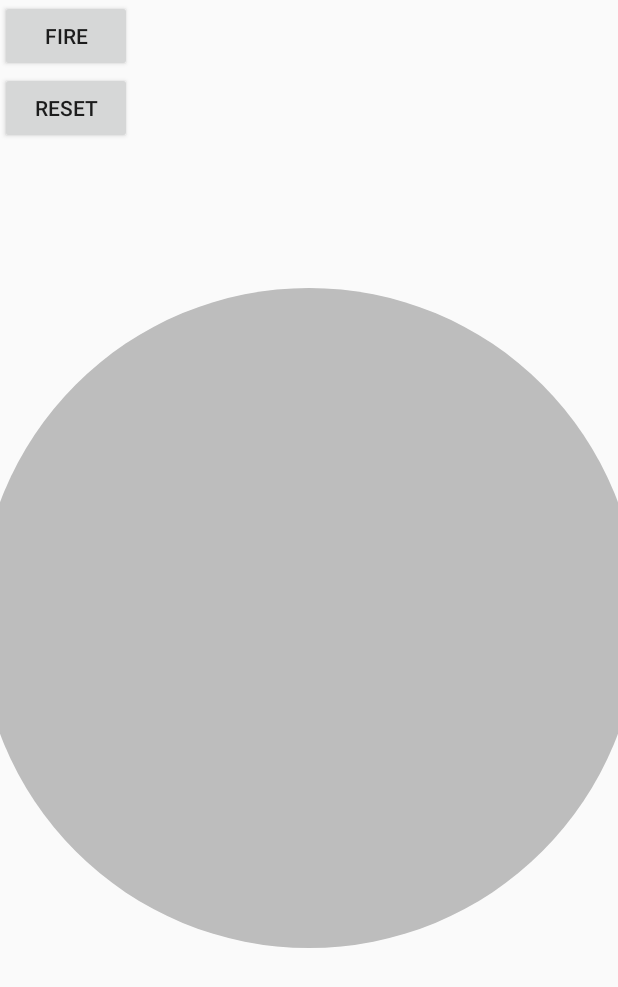
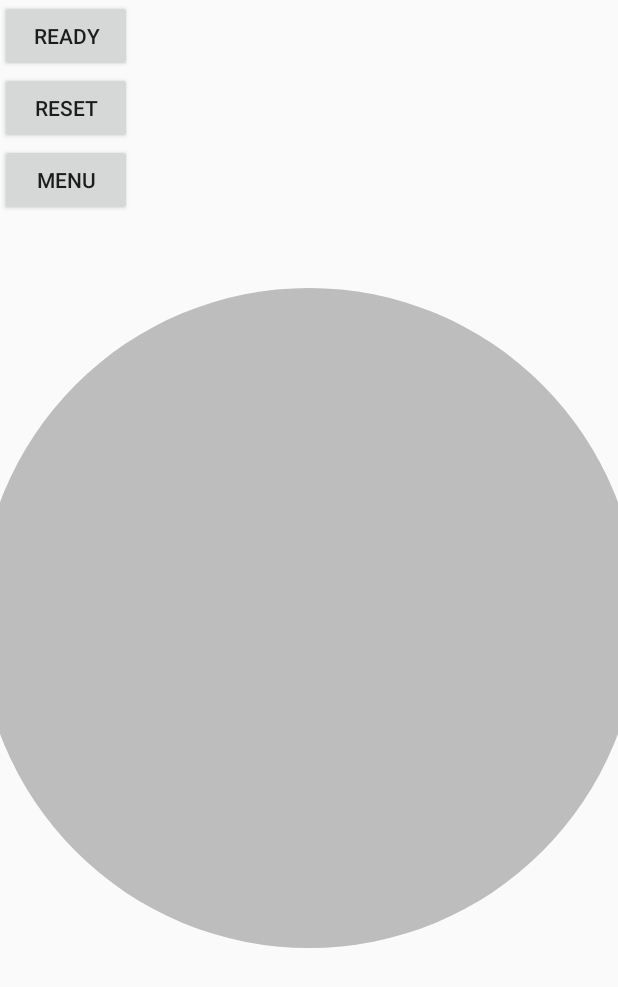
Before and after one commit to stealmyhousekey/bruhssianroulette, an Android app: the layout activity_main.xml on its own in the app's theme, with its tools: preview values and no code run, on a phone screen of 412 x 824 dp. Shown: the top 987 px of the screen. Run offline under Robolectric (Android 15) with nearby library versions, the phone set to English and light mode, and no system bars.

Commit message:
pre-kotlin update

```diff
--- a/BRUH/build.gradle
+++ b/BRUH/build.gradle
@@ -18,7 +18,8 @@ android {
     }
 }
 dependencies {
+    implementation 'com.android.support.constraint:constraint-layout:1.1.3'
     compile fileTree(include: ['*.jar'], dir: 'libs')
-    compile 'com.android.support:appcompat-v7:25.4.0'
+    implementation 'com.android.support:appcompat-v7:25.4.0'
     compile project(':WheelViewLib')
 }
--- a/BRUH/src/main/res/layout/activity_main.xml
+++ b/BRUH/src/main/res/layout/activity_main.xml
@@ -23,7 +23,7 @@
         android:id="@+id/fire_button"
         android:layout_width="wrap_content"
         android:layout_height="wrap_content"
-        android:text="FIRE" />
+        android:text="READY" />
 
     <Button
         android:id="@+id/reset_button"
@@ -32,5 +32,12 @@
         android:layout_below="@id/fire_button"
         android:text="RESET" />
 
+    <Button
+        android:id="@+id/menu_button"
+        android:layout_width="wrap_content"
+        android:layout_height="wrap_content"
+        android:layout_below="@id/reset_button"
+        android:text="MENU" />
+
 
 </RelativeLayout>
--- a/BRUH/src/main/res/values/styles.xml
+++ b/BRUH/src/main/res/values/styles.xml
@@ -1,7 +1,7 @@
 <resources>
 
     <!-- Base application theme. -->
-    <style name="AppTheme" parent="Theme.AppCompat.Light.DarkActionBar">
+    <style name="AppTheme" parent="Theme.AppCompat.Light.NoActionBar">
         <!-- Customize your theme here. -->
     </style>
 
```
Also changed, not shown: BRUH/src/main/AndroidManifest.xml (+6 -4 lines), BRUH/src/main/java/com/stelmo/brtest/MainActivity.java (+13 -0 lines), BRUH/src/main/java/com/stelmo/brtest/MenuActivity.java (added, +32 -0 lines), BRUH/src/main/res/layout/activity_menu.xml (added, +24 -0 lines), 1 other file.
